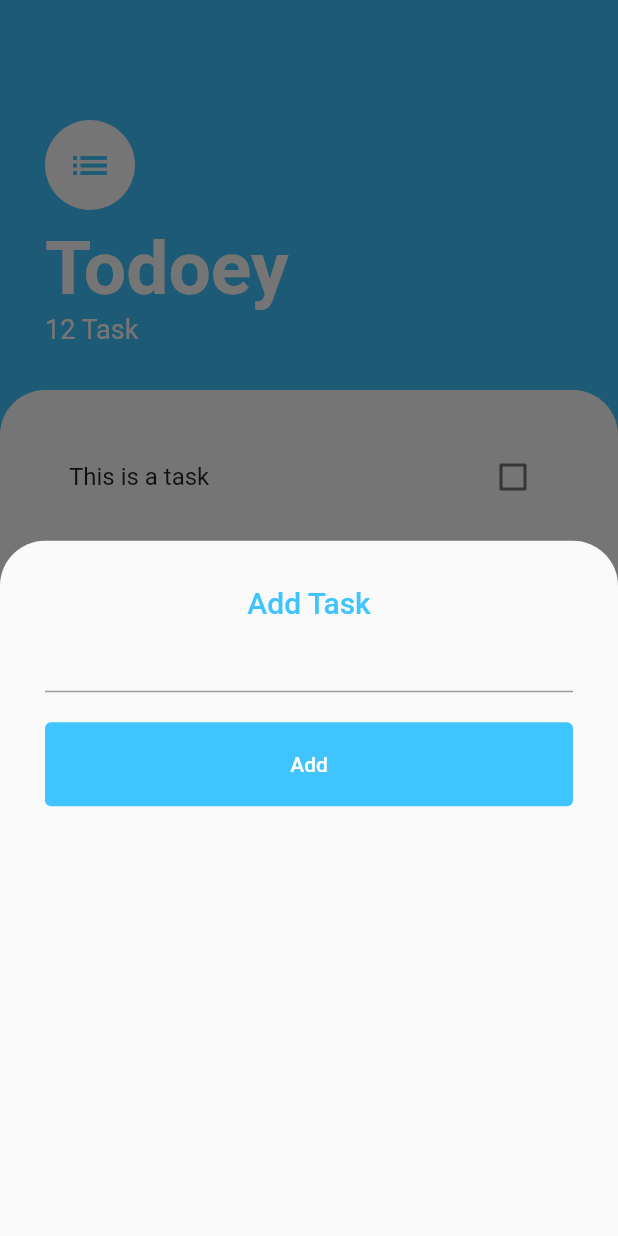
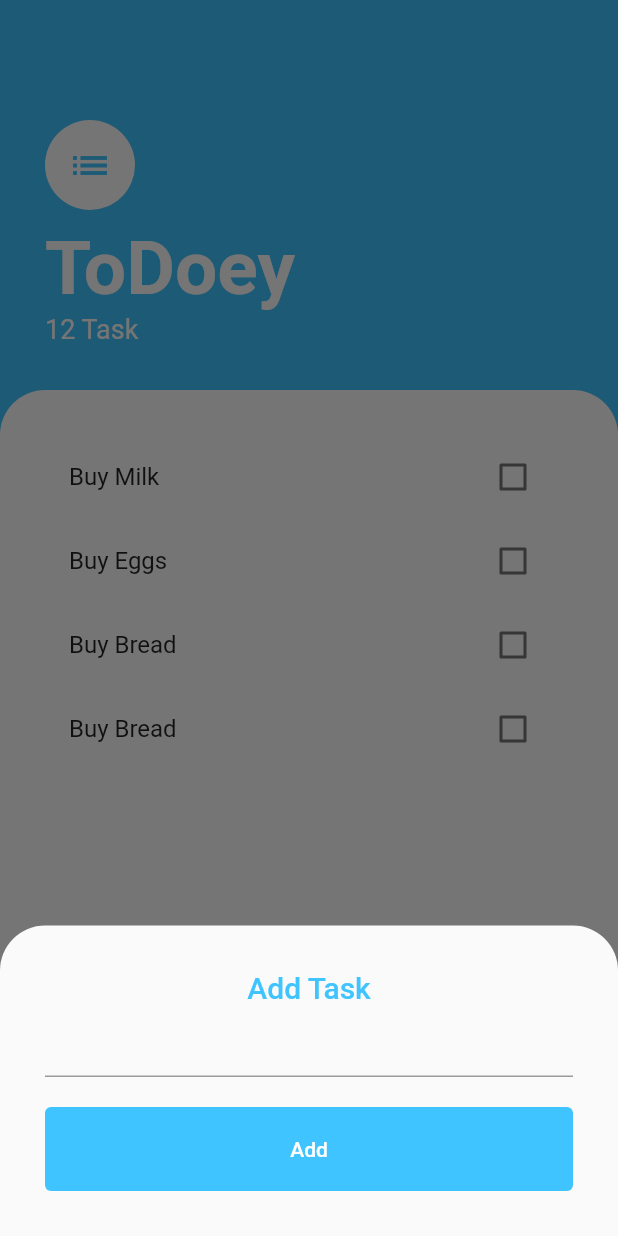
Before and after one commit to RichardCastuera/Todoey, a Flutter app: the screen it shows after launch, after a tap on the "add" icon, on a phone screen of 412 x 824 dp. Run offline on Flutter 3.47's test engine with Material 2 defaults, Android fonts, the phone set to English and light mode, and no system bars.

Commit message:
feat(todoey_app): Added ListViewBuilder Widget

```diff
--- /dev/null
+++ b/todoey_app/lib/model/task.dart
@@ -0,0 +1,10 @@
+class Task {
+  String? name;
+  bool isDone;
+
+  Task({required this.name, this.isDone = false});
+
+  void toggleDone() {
+    isDone = !isDone;
+  }
+}
--- a/todoey_app/lib/screens/task_screen.dart
+++ b/todoey_app/lib/screens/task_screen.dart
@@ -3,14 +3,9 @@ import '../utilities/border_radius.dart';
 import '../widgets/task_list.dart';
 import 'add_task_screen.dart';
 
-class TaskScreen extends StatefulWidget {
-  const TaskScreen({Key? key}) : super(key: key);
+class TaskScreen extends StatelessWidget {
+  const TaskScreen({super.key});
 
-  @override
-  State<TaskScreen> createState() => _TaskScreenState();
-}
-
-class _TaskScreenState extends State<TaskScreen> {
   @override
   Widget build(BuildContext context) {
     return Scaffold(
@@ -22,7 +17,14 @@ class _TaskScreenState extends State<TaskScreen> {
               borderRadius: buildBorderRadius(),
             ),
             context: context,
-            builder: (context) => addTask(),
+            isScrollControlled: true,
+            builder: (context) => SingleChildScrollView(
+              child: Container(
+                padding: EdgeInsets.only(
+                    bottom: MediaQuery.of(context).viewInsets.bottom),
+                child: addTask(),
+              ),
+            ),
           );
         },
         backgroundColor: Colors.lightBlueAccent,
@@ -54,7 +56,7 @@ class _TaskScreenState extends State<TaskScreen> {
                   height: 10.0,
                 ),
                 Text(
-                  'Todoey',
+                  'ToDoey',
                   style: TextStyle(
                     fontSize: 50.0,
                     color: Colors.white,
@@ -77,7 +79,7 @@ class _TaskScreenState extends State<TaskScreen> {
                 color: Colors.white,
                 borderRadius: buildBorderRadius(),
               ),
-              child: tasksList(),
+              child: TasksList(),
             ),
           ),
         ],
--- a/todoey_app/lib/widgets/task_list.dart
+++ b/todoey_app/lib/widgets/task_list.dart
@@ -1,15 +1,36 @@
 import 'package:flutter/material.dart';
+import '../model/task.dart';
 import 'task_tile.dart';
 
-ListView tasksList() {
-  return ListView(
-    padding: EdgeInsets.all(
-      30.0,
-    ),
-    children: [
-      taskTile(),
-      taskTile(),
-      taskTile(),
-    ],
-  );
+class TasksList extends StatefulWidget {
+  @override
+  State<TasksList> createState() => _TasksListState();
 }
+
+class _TasksListState extends State<TasksList> {
+  List<Task> tasks = [
+    Task(name: 'Buy Milk'),
+    Task(name: 'Buy Eggs'),
+    Task(name: 'Buy Bread'),
+    Task(name: 'Buy Bread'),
+  ];
+
+  @override
+  Widget build(BuildContext context) {
+    return ListView.builder(
+      padding: EdgeInsets.all(30.0),
+      itemBuilder: (context, index) {
+        return TaskTile(
+          isChecked: tasks[index].isDone,
+          taskTitle: tasks[index].name,
+          checkboxCallback: (checkboxState) {
+            setState(() {
+              tasks[index].toggleDone();
+            });
+          },
+        );
+      },
+      itemCount: tasks.length,
+    );
+  }
+}
--- a/todoey_app/lib/widgets/task_tile.dart
+++ b/todoey_app/lib/widgets/task_tile.dart
@@ -1,11 +1,29 @@
 import 'package:flutter/material.dart';
 
-ListTile taskTile() {
-  return ListTile(
-    title: Text('This is a task'),
-    trailing: Checkbox(
-      value: false,
-      onChanged: (value) {},
-    ),
-  );
+class TaskTile extends StatelessWidget {
+  bool? isChecked;
+  String? taskTitle;
+  void Function(bool?) checkboxCallback;
+
+  TaskTile(
+      {required this.isChecked,
+      required this.taskTitle,
+      required this.checkboxCallback});
+
+  @override
+  Widget build(BuildContext context) {
+    return ListTile(
+      title: Text(
+        taskTitle!,
+        style: TextStyle(
+          decoration: isChecked! ? TextDecoration.lineThrough : null,
+        ),
+      ),
+      trailing: Checkbox(
+        activeColor: Colors.lightBlueAccent,
+        value: isChecked,
+        onChanged: checkboxCallback,
+      ),
+    );
+  }
 }
```
